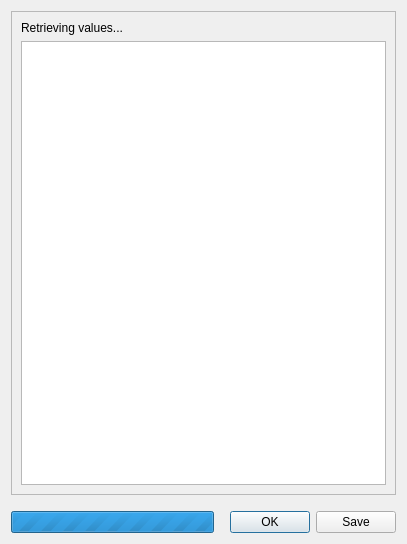
gkunter/coquery, file coquery/gui/ui/uniqueViewer.ui: the form before one commit.
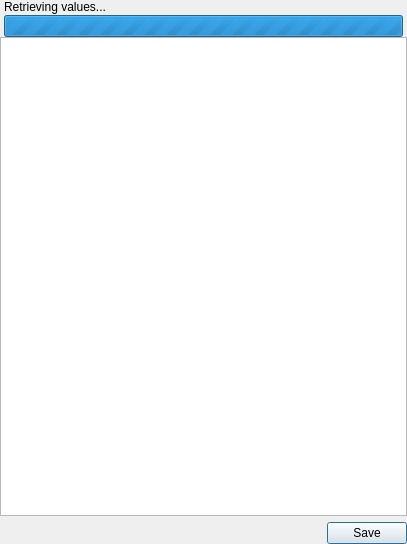
The form after the commit.

Commit message: Restyle unique viewer. Provide view for columns

Patch:
```diff
--- a/coquery/gui/ui/uniqueViewer.ui
+++ b/coquery/gui/ui/uniqueViewer.ui
@@ -13,23 +13,30 @@
   <property name="windowTitle">
    <string>View unique values – Coquery</string>
   </property>
-  <layout class="QVBoxLayout" name="verticalLayout_2">
+  <layout class="QVBoxLayout" name="verticalLayout">
+   <property name="margin">
+    <number>0</number>
+   </property>
+   <item>
+    <layout class="QVBoxLayout" name="verticalLayout_2" stretch="0,1,0">
    <property name="spacing">
-    <number>16</number>
+      <number>0</number>
    </property>
    <item>
-    <widget class="QFrame" name="frame">
-     <property name="frameShape">
-      <enum>QFrame::StyledPanel</enum>
-     </property>
-     <property name="frameShadow">
-      <enum>QFrame::Raised</enum>
-     </property>
-     <layout class="QVBoxLayout" name="verticalLayout" stretch="0,1">
+      <layout class="QVBoxLayout" name="verticalLayout_3">
+       <property name="spacing">
+        <number>1</number>
+       </property>
+       <property name="leftMargin">
+        <number>4</number>
+       </property>
+       <property name="rightMargin">
+        <number>4</number>
+       </property>
       <item>
        <widget class="QLabel" name="label_inform">
         <property name="sizePolicy">
-         <sizepolicy hsizetype="Preferred" vsizetype="MinimumExpanding">
+          <sizepolicy hsizetype="Preferred" vsizetype="Minimum">
           <horstretch>0</horstretch>
           <verstretch>0</verstretch>
          </sizepolicy>
@@ -43,41 +50,6 @@
        </widget>
       </item>
       <item>
-       <widget class="QTreeWidget" name="treeWidget">
-        <property name="rootIsDecorated">
-         <bool>false</bool>
-        </property>
-        <property name="uniformRowHeights">
-         <bool>true</bool>
-        </property>
-        <property name="itemsExpandable">
-         <bool>false</bool>
-        </property>
-        <property name="expandsOnDoubleClick">
-         <bool>false</bool>
-        </property>
-        <attribute name="headerVisible">
-         <bool>false</bool>
-        </attribute>
-        <attribute name="headerShowSortIndicator" stdset="0">
-         <bool>false</bool>
-        </attribute>
-        <column>
-         <property name="text">
-          <string notr="true">1</string>
-         </property>
-        </column>
-       </widget>
-      </item>
-     </layout>
-    </widget>
-   </item>
-   <item>
-    <layout class="QHBoxLayout" name="horizontalLayout" stretch="1,0">
-     <property name="spacing">
-      <number>16</number>
-     </property>
-     <item>
       <widget class="QProgressBar" name="progress_bar">
        <property name="maximum">
         <number>0</number>
@@ -87,14 +59,51 @@
        </property>
       </widget>
      </item>
+      </layout>
+     </item>
+     <item>
+      <widget class="QTableWidget" name="tableWidget">
+       <property name="alternatingRowColors">
+        <bool>true</bool>
+       </property>
+       <property name="showGrid">
+        <bool>false</bool>
+       </property>
+       <property name="sortingEnabled">
+        <bool>true</bool>
+       </property>
+       <property name="cornerButtonEnabled">
+        <bool>false</bool>
+       </property>
+       <attribute name="horizontalHeaderShowSortIndicator" stdset="0">
+        <bool>true</bool>
+       </attribute>
+       <attribute name="horizontalHeaderStretchLastSection">
+        <bool>true</bool>
+       </attribute>
+      </widget>
+     </item>
+     <item>
+      <spacer name="verticalSpacer">
+       <property name="orientation">
+        <enum>Qt::Vertical</enum>
+       </property>
+       <property name="sizeHint" stdset="0">
+        <size>
+         <width>20</width>
+         <height>0</height>
+        </size>
+       </property>
+      </spacer>
+     </item>
+    </layout>
+   </item>
      <item>
       <widget class="QDialogButtonBox" name="buttonBox">
        <property name="standardButtons">
-        <set>QDialogButtonBox::Ok|QDialogButtonBox::Save</set>
-       </property>
-      </widget>
-     </item>
-    </layout>
+      <set>QDialogButtonBox::Save</set>
+     </property>
+    </widget>
    </item>
   </layout>
  </widget>
```
Lines whose indentation alone changed are shown as unchanged. The commit also changes 2 other files.
